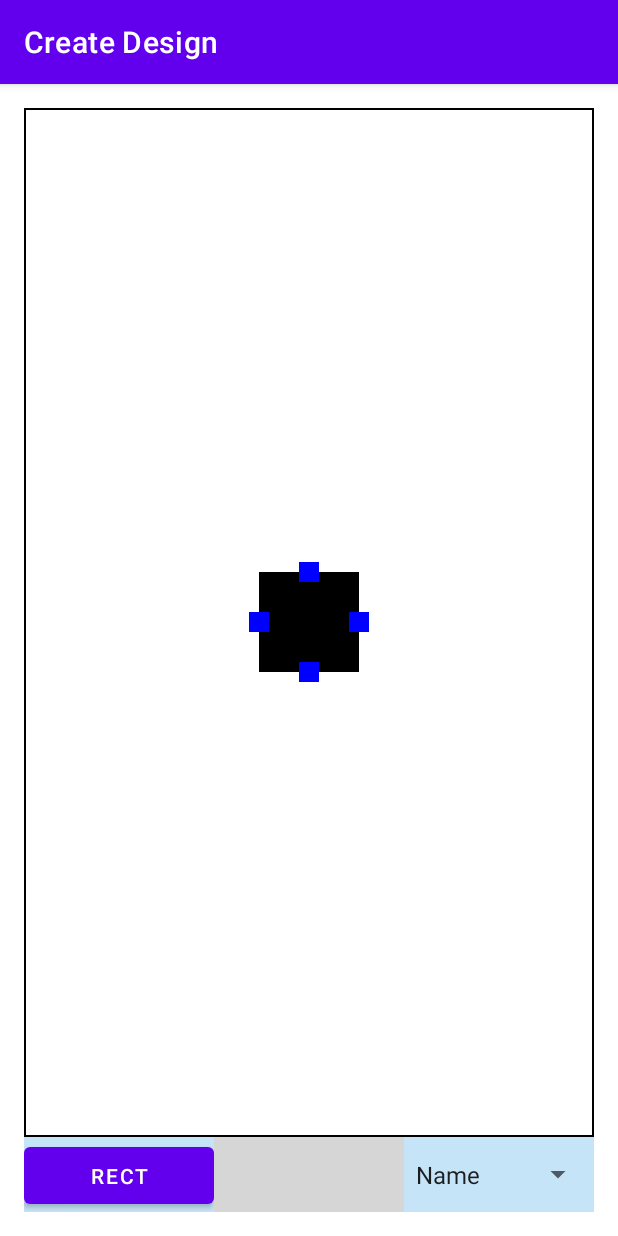
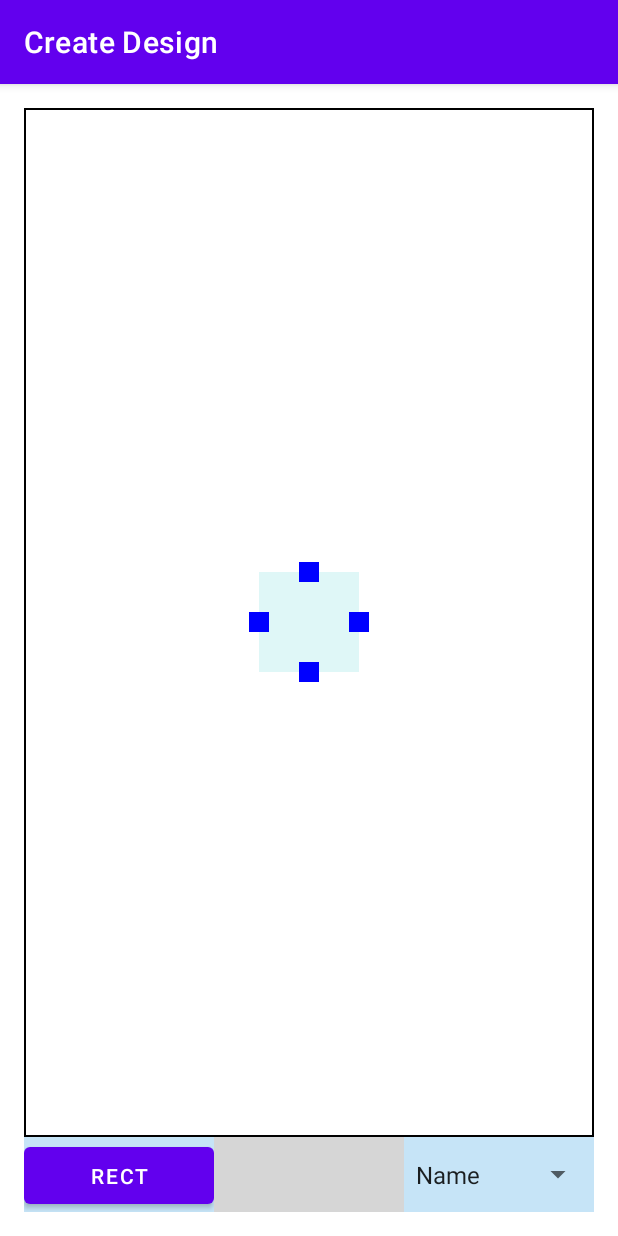
Before and after one commit to dcorby/trading-cards, an Android app: the CreateDesignFragment screen opened through its navigation route, after a tap on "RECT", on a phone screen of 412 x 824 dp. Run offline under Robolectric (Android 15) with nearby library versions, the phone set to English and light mode, and no system bars; libraries missing offline, so code that uses them is left out: com.skydoves.colorpickerview; plain views replace ColorPickerView; 1 statement that could not run was skipped; grey boxes are pictures that could not be loaded.

```diff
--- /dev/null
+++ b/app/src/main/java/com/example/tradingcards/AnchorView.kt
@@ -0,0 +1,139 @@
+package com.example.tradingcards
+
+import android.content.Context
+import android.graphics.Canvas
+import android.util.Log
+import android.view.MotionEvent
+import android.view.View
+import android.widget.RelativeLayout
+import androidx.core.view.marginLeft
+import androidx.core.view.marginTop
+
+class AnchorView: RelativeLayout {
+
+    lateinit var rectangleView: RectangleView
+
+    constructor(context: Context?) : super(context!!) {
+        this.setOnTouchListener(onTouchListener)
+    }
+
+    override fun onDraw(canvas: Canvas) {
+        super.onDraw(canvas)
+        //val paint = Paint()
+        //paint.setColor(Color.parseColor("#0000FF"))
+        //canvas.drawRect(20.toFloat(), 20.toFloat(), 20.toFloat(), 20.toFloat(), paint)
+    }
+
+    override fun onTouchEvent(event: MotionEvent?): Boolean {
+        return super.onTouchEvent(event)
+    }
+
+    fun show() {
+        val params = LayoutParams(20, 20)
+        var leftMargin = 0
+        var topMargin = 0
+        when(this.tag.toString()) {
+            "left" -> {
+                // Need to use params.height, not height, since not drawn yet
+                leftMargin = rectangleView.params.leftMargin - 10
+                topMargin = rectangleView.params.topMargin + rectangleView.params.height / 2 - 10
+            }
+            "top" -> {
+                leftMargin = rectangleView.params.leftMargin + rectangleView.params.width / 2 - 10
+                topMargin = rectangleView.params.topMargin - 10
+            }
+            "right" -> {
+                leftMargin = rectangleView.params.leftMargin + rectangleView.params.width - 10
+                topMargin = rectangleView.params.topMargin + rectangleView.params.height / 2 - 10
+            }
+            "bottom" -> {
+                leftMargin = rectangleView.params.leftMargin + rectangleView.params.width / 2 - 10
+                topMargin = rectangleView.params.topMargin + rectangleView.params.height - 10
+            }
+        }
+        params.leftMargin = leftMargin
+        params.topMargin = topMargin
+        this.layoutParams = params
+    }
+
+    fun hide() {
+
+    }
+
+    val onTouchListener = object : View.OnTouchListener {
+        // https://stackoverflow.com/questions/7892853/how-to-use-correct-dragging-of-a-view-on-android/18806475#18806475
+        var prevX = 0
+        var prevY = 0
+        override fun onTouch(anchorView: View?, event: MotionEvent?): Boolean {
+            if (anchorView == null || event == null) { return false }
+            val direction = anchorView.tag
+            val anchorParams = anchorView.layoutParams as LayoutParams
+            val rectangleView = this@AnchorView.rectangleView
+            val rectangleParams = rectangleView.layoutParams as LayoutParams
+
+            TODO: RE-POSITION THE OTHER AXIS ANCHORS
+            when (event.action) {
+                MotionEvent.ACTION_MOVE -> {
+                    if (direction == "top" || direction == "bottom") {
+                        // Get the diff
+                        val diff = event.rawY.toInt() - prevY
+                        // Move the anchor
+                        anchorParams.topMargin += diff
+                        prevY = event.rawY.toInt()
+                        // Move the rect
+                        if (direction == "top") {
+                            rectangleParams.topMargin += diff
+                            rectangleParams.height += diff*-1
+                        }
+                        if (direction == "bottom") {
+                            rectangleParams.height += diff
+                        }
+                    }
+                    if (direction == "left" || direction == "right") {
+                        // Get the diff
+                        val diff = event.rawX.toInt() - prevX
+                        // Move the anchor
+                        anchorParams.leftMargin += diff
+                        prevX = event.rawX.toInt()
+                        // Move the rect
+                        if (direction == "left") {
+                            rectangleParams.leftMargin += diff
+                            rectangleParams.width += diff*-1
+                        }
+                        if (direction == "right") {
+                            rectangleParams.width += diff
+                        }
+                    }
+                    anchorView.layoutParams = anchorParams
+                    rectangleView.layoutParams = rectangleParams
+                    return true
+                }
+                MotionEvent.ACTION_UP -> {
+                    if (direction == "top" || direction == "bottom") {
+                        anchorParams.topMargin += event.rawY.toInt() - prevY
+                    }
+                    if (direction == "left" || direction == "right") {
+                        anchorParams.leftMargin += event.rawX.toInt() - prevX
+                        anchorView.layoutParams = anchorParams
+                    }
+                    return true
+                }
+                MotionEvent.ACTION_DOWN -> {
+                    // Get data for anchor
+                    prevX = event.rawX.toInt()
+                    prevY = event.rawY.toInt()
+
+                    // little confused about bottom/right margins and the values??
+                    anchorParams.bottomMargin = -2 * anchorView.height
+                    anchorParams.rightMargin = -2 * anchorView.width
+                    anchorView.layoutParams = anchorParams
+                    rectangleParams.bottomMargin = -2 * rectangleParams.height
+                    rectangleParams.rightMargin = -2 * rectangleParams.width
+                    rectangleView.layoutParams = rectangleParams
+                    return true
+                }
+            }
+            return false
+        }
+    }
+}
--- a/app/src/main/java/com/example/tradingcards/RectangleView.kt
+++ b/app/src/main/java/com/example/tradingcards/RectangleView.kt
@@ -2,33 +2,38 @@ package com.example.tradingcards
 
 import android.content.Context
 import android.graphics.Color
-import android.util.Log
-import android.view.View
-import android.widget.FrameLayout
-import android.widget.LinearLayout
 import android.widget.RelativeLayout
-import androidx.core.view.marginTop
 
 class RectangleView: RelativeLayout {
 
     var anchors: Anchors
+
     class Anchors(context: Context?) {
-        val left = SquareView(context)
-        val top = SquareView(context)
-        val right = SquareView(context)
-        val bottom = SquareView(context)
+        val left = AnchorView(context)
+        val top = AnchorView(context)
+        val right = AnchorView(context)
+        val bottom = AnchorView(context)
+
+        fun show() {
+            left.show()
+            top.show()
+            right.show()
+            bottom.show()
+        }
+
+        fun hide() {
+            left.hide()
+            top.hide()
+            right.hide()
+            bottom.hide()
+        }
     }
-    SHOULD HAVE THESE REFERENCES, BUT THEY SHOULDN'T BE CHILDREN. TOO MANY RENDERING ISSUES
-    JUST AS IT MOVES +/-/X/Y, USE THE REFERENCE TO THE PARENT (BUT NOT *VIEW PARENT*) AND CHANGE ITS SIZE
-    CAN STILL CONTROL THE ANCHOR VISIBILITY FROM THE ACTIVE VIEW THIS WAY
-    THEY SHOULD HAVE REFERENCES TO EACH OTHER
-    IT SHOULD BE A GROUP, E.G. ANCHORGROUP OBJECT
 
     val params = LayoutParams(100, 100)
 
     constructor(context: Context?) : super(context!!) {
         anchors = Anchors(context)
-        this.setBackgroundColor(resources.getColor(R.color.black))
+        this.setBackgroundColor(resources.getColor(R.color.blue2))
         anchors.left.tag = "left"
         anchors.top.tag = "top"
         anchors.right.tag = "right"
@@ -37,19 +42,10 @@ class RectangleView: RelativeLayout {
         anchors.top.setBackgroundColor(Color.parseColor("#0000FF"))
         anchors.right.setBackgroundColor(Color.parseColor("#0000FF"))
         anchors.bottom.setBackgroundColor(Color.parseColor("#0000FF"))
-        this.addView(anchors.left)
-        this.addView(anchors.top)
-        this.addView(anchors.right)
-        this.addView(anchors.bottom)
-        anchors.left.parent = this
-        anchors.top.parent = this
-        anchors.right.parent = this
-        anchors.bottom.parent = this
-        anchors.left.show()
-        anchors.top.show()
-        anchors.right.show()
-        anchors.bottom.show()
-        this.clipChildren = false
+        anchors.left.rectangleView = this
+        anchors.top.rectangleView = this
+        anchors.right.rectangleView = this
+        anchors.bottom.rectangleView = this
     }
 
     fun show(origin: Pair<Int, Int>?) {
@@ -57,6 +53,5 @@ class RectangleView: RelativeLayout {
             params.setMargins(origin.first, origin.second, origin.first, origin.second)
         }
         this.layoutParams = params
-        this.clipChildren = false
     }
 }
--- a/app/src/main/java/com/example/tradingcards/SquareView.kt
+++ /dev/null
@@ -1,107 +0,0 @@
-package com.example.tradingcards
-
-import android.content.Context
-import android.graphics.Canvas
-import android.graphics.Color
-import android.graphics.Paint
-import android.util.Log
-import android.view.MotionEvent
-import android.view.View
-import android.widget.FrameLayout
-import android.widget.LinearLayout
-import android.widget.RelativeLayout
-
-class SquareView: RelativeLayout {
-
-    lateinit var parent: RectangleView
-
-    constructor(context: Context?) : super(context!!) {
-        this.setOnTouchListener(onTouchListener)
-    }
-
-    override fun onDraw(canvas: Canvas) {
-        super.onDraw(canvas)
-        //val paint = Paint()
-        //paint.setColor(Color.parseColor("#0000FF"))
-        //canvas.drawRect(20.toFloat(), 20.toFloat(), 20.toFloat(), 20.toFloat(), paint)
-    }
-
-    override fun onTouchEvent(event: MotionEvent?): Boolean {
-        return super.onTouchEvent(event)
-    }
-
-    fun show() {
-        val params = LayoutParams(20, 20)
-        var leftMargin = 0
-        var topMargin = 0
-        when(this.tag.toString()) {
-            "left" -> {
-                // Need to use params.height, not height, since not drawn yet
-                leftMargin = -10
-                topMargin = parent.params.height / 2 - 10
-            }
-            "top" -> {
-                leftMargin = parent.params.width / 2 - 10
-                topMargin = -10
-            }
-            "right" -> {
-                leftMargin = parent.params.width - 10
-                topMargin = parent.params.height / 2 - 10
-            }
-            "bottom" -> {
-                leftMargin = parent.params.width / 2 - 10
-                topMargin = parent.params.height - 10
-            }
-        }
-        params.leftMargin = leftMargin
-        params.topMargin = topMargin
-
-        // right and bottomMargin necessary for right and bottom views to not get clipped. Why?
-        params.rightMargin = 20
-        params.bottomMargin = 20
-        this.layoutParams = params
-    }
-
-    val onTouchListener = object : View.OnTouchListener {
-        // https://stackoverflow.com/questions/7892853/how-to-use-correct-dragging-of-a-view-on-android/18806475#18806475
-        var prevX = 0
-        var prevY = 0
-        override fun onTouch(v: View?, event: MotionEvent?): Boolean {
-            Log.v("TEST", "onTouch()")
-            val params = v!!.layoutParams as LayoutParams
-            when (event!!.action) {
-                MotionEvent.ACTION_MOVE -> {
-                    if (v.tag in listOf("top", "bottom")) {
-                        params.topMargin += event.rawY.toInt() - prevY
-                        prevY = event.rawY.toInt()
-                    }
-                    if (v.tag in listOf("left", "right")) {
-                        params.leftMargin += event.rawX.toInt() - prevX
-                        prevX = event.rawX.toInt()
-                    }
-                    v.layoutParams = params
-                    return true
-                }
-                MotionEvent.ACTION_UP -> {
-                    if (v.tag in listOf("top", "bottom")) {
-                        params.topMargin += event.rawY.toInt() - prevY
-                    }
-                    if (v.tag in listOf("left", "right")) {
-                        params.leftMargin += event.rawX.toInt() - prevX
-                        v.layoutParams = params
-                    }
-                    return true
-                }
-                MotionEvent.ACTION_DOWN -> {
-                    prevX = event.rawX.toInt()
-                    prevY = event.rawY.toInt()
-                    params.bottomMargin = -2 * v.height
-                    params.rightMargin = -2 * v.width
-                    v.layoutParams = params
-                    return true
-                }
-            }
-            return false
-        }
-    }
-}
--- a/app/src/main/java/com/example/tradingcards/ui/main/CreateDesignFragment.kt
+++ b/app/src/main/java/com/example/tradingcards/ui/main/CreateDesignFragment.kt
@@ -43,10 +43,14 @@ class CreateDesignFragment : Fragment() {
         // Create a rectangle on click
         binding.rectangle.setOnClickListener {
             val rectangleView = RectangleView(requireContext())
-            rectangleView.show(origin)
             activeView = rectangleView
             binding.designView.addView(rectangleView)
             rectangleView.show(origin)
+            rectangleView.anchors.show()
+            binding.designView.addView(rectangleView.anchors.left)
+            binding.designView.addView(rectangleView.anchors.top)
+            binding.designView.addView(rectangleView.anchors.right)
+            binding.designView.addView(rectangleView.anchors.bottom)
         }
 
         // Init the color picker
--- a/app/src/main/res/layout/fragment_create_design.xml
+++ b/app/src/main/res/layout/fragment_create_design.xml
@@ -6,7 +6,6 @@
     android:id="@+id/create_design_fragment"
     android:layout_width="match_parent"
     android:layout_height="match_parent"
-    android:clipChildren="false"
     android:padding="16dp"
     tools:context=".ui.main.CreateDesignFragment">
 
@@ -15,7 +14,6 @@
         android:layout_width="0dp"
         android:layout_height="0dp"
         android:background="@drawable/border_black"
-        android:clipChildren="false"
         app:layout_constraintTop_toTopOf="parent"
         app:layout_constraintBottom_toTopOf="@id/controls_view"
         app:layout_constraintEnd_toEndOf="parent"
```
